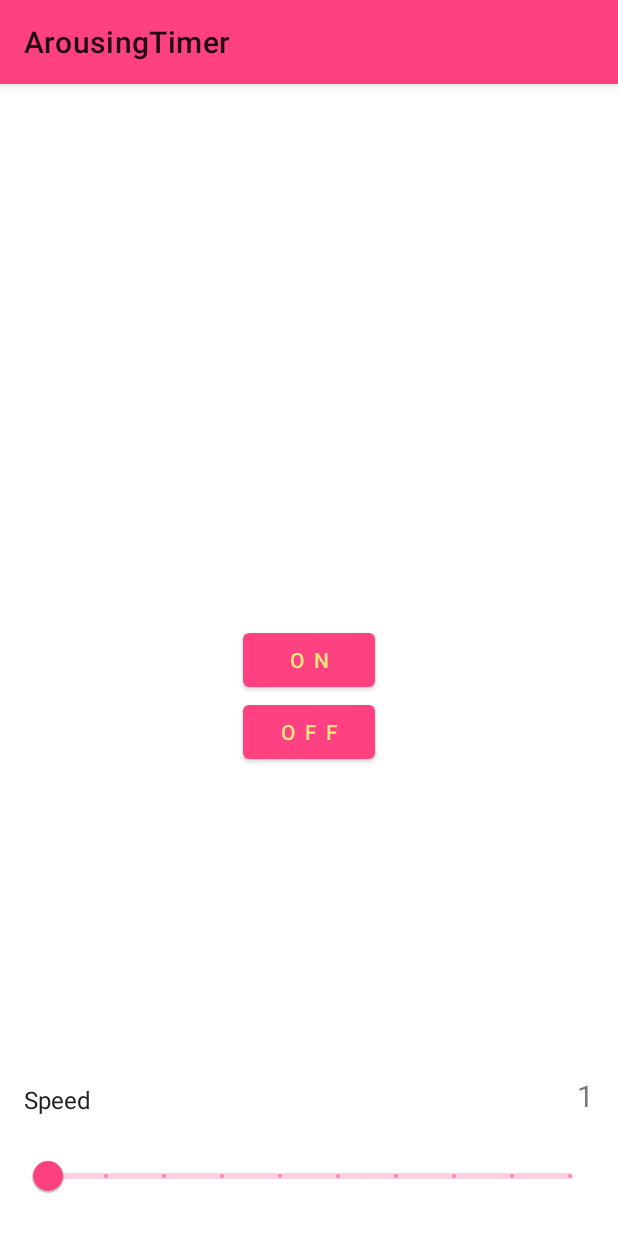
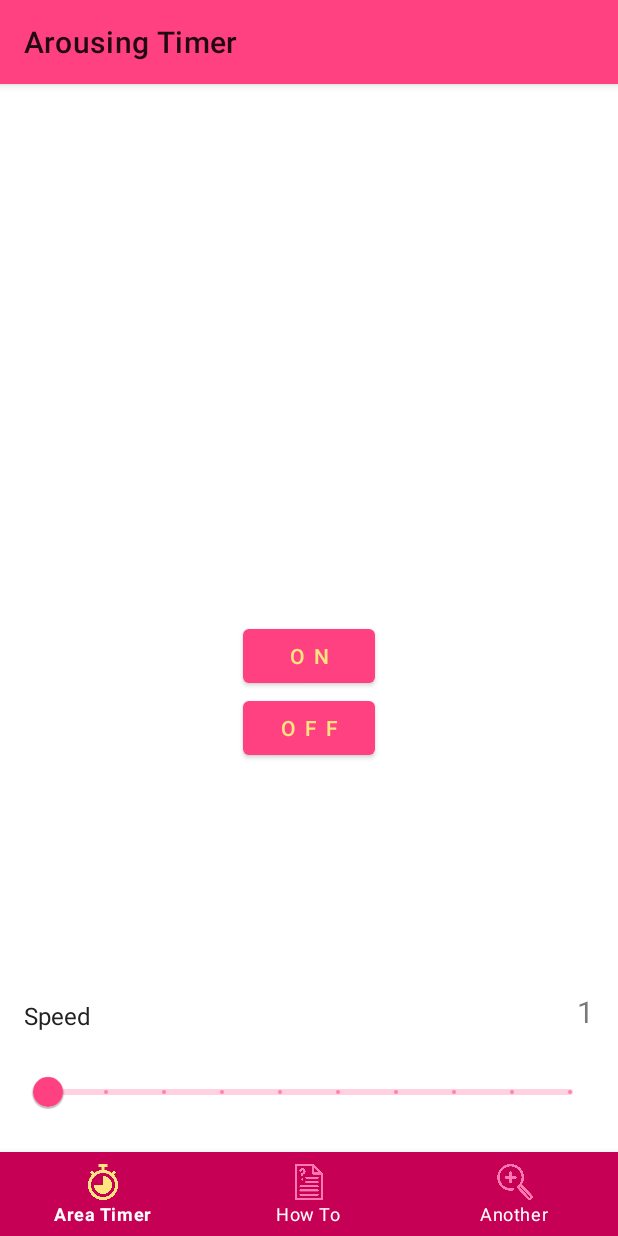
Before and after one commit to Voo-Up/ArousingTimer, an Android app: the screen it shows after launch (MainActivity), on a phone screen of 412 x 824 dp. Run offline under Robolectric (Android 15) with nearby library versions, the phone set to English and light mode, and no system bars; our stand-ins replace AdMob.

Commit message:
3페이지 만듦
3페이지 만듦

```diff
--- /dev/null
+++ b/AndroidProject/app/src/main/java/com/vup/arousingtimer/AreatimerFragment.java
@@ -0,0 +1,54 @@
+package com.vup.arousingtimer;
+
+import android.content.Intent;
+import android.net.Uri;
+import android.os.Build;
+import android.os.Bundle;
+import android.provider.Settings;
+import android.util.Log;
+import android.view.LayoutInflater;
+import android.view.View;
+import android.view.ViewGroup;
+import android.widget.Button;
+
+import androidx.annotation.NonNull;
+import androidx.annotation.Nullable;
+import androidx.fragment.app.Fragment;
+
+public class AreatimerFragment extends Fragment {
+    final private String TAG = "AreatimerFragment";
+
+    private Button btnOnTimer;
+    private Button btnOffTimer;
+    private boolean isServiceActivate = false;
+
+    @Nullable
+    @Override
+    public View onCreateView(@NonNull LayoutInflater inflater, @Nullable ViewGroup container, @Nullable Bundle savedInstanceState) {
+        View v = inflater.inflate(R.layout.fragment_areatimer, container, false);
+
+
+        btnOnTimer = (Button)v.findViewById(R.id.btn_on_timer);
+        btnOffTimer = (Button)v.findViewById(R.id.btn_off_timer);
+
+        btnOnTimer.setOnClickListener(new View.OnClickListener() {
+            @Override
+            public void onClick(View v) {
+                Log.i(TAG, "Service START");
+                isServiceActivate = true;
+                getActivity().startService(new Intent(getActivity(), OverlayTimerService.class));
+            }
+        });
+
+        btnOffTimer.setOnClickListener(new View.OnClickListener() {
+            @Override
+            public void onClick(View v) {
+                Log.i(TAG, "Service END");
+                isServiceActivate = false;
+                getActivity().stopService(new Intent(getActivity(), OverlayTimerService.class));
+            }
+        });
+
+        return v;
+    }
+}
--- a/AndroidProject/app/src/main/java/com/vup/arousingtimer/MainActivity.java
+++ b/AndroidProject/app/src/main/java/com/vup/arousingtimer/MainActivity.java
@@ -1,6 +1,8 @@
 package com.vup.arousingtimer;
 
+import androidx.annotation.NonNull;
 import androidx.appcompat.app.AppCompatActivity;
+import androidx.viewpager.widget.ViewPager;
 
 import android.content.Intent;
 import android.content.IntentFilter;
@@ -9,6 +11,7 @@ import android.os.Build;
 import android.os.Bundle;
 import android.provider.Settings;
 import android.util.Log;
+import android.view.MenuItem;
 import android.view.View;
 import android.widget.Button;
 
@@ -16,17 +19,21 @@ import com.google.android.gms.ads.AdListener;
 import com.google.android.gms.ads.AdRequest;
 import com.google.android.gms.ads.AdView;
 import com.google.android.gms.ads.MobileAds;
+import com.google.android.material.bottomnavigation.BottomNavigationView;
 
 public class MainActivity extends AppCompatActivity implements ScreenCallback {
     final private String TAG = "MainActivity";
     final private int REQ_CODE_OVERLAY_PERMISSION = 0;
 
     private AdView mAdView;
-    private Button btnOnTimer;
-    private Button btnOffTimer;
+
     private boolean isServiceActivate = false;
+    private ScreenStateReceiver screenStateReceiver;
 
-    private ScreenStateReceiver screenStateReceiver;
+    private ViewPager vpContainer;
+    private BottomNavigationView botnavMain;
+    private MenuItem prevBottomNavigationItem;
+
     @Override
     protected void onCreate(Bundle savedInstanceState) {
         super.onCreate(savedInstanceState);
@@ -39,24 +46,52 @@ public class MainActivity extends AppCompatActivity implements ScreenCallback {
         loadAdmob();
         setScreenStateMonitor();
 
-        btnOnTimer = (Button)findViewById(R.id.btn_on_timer);
-        btnOffTimer = (Button)findViewById(R.id.btn_off_timer);
+        vpContainer = (ViewPager)findViewById(R.id.container);
+        botnavMain = (BottomNavigationView)findViewById(R.id.botnav_main);
 
-        btnOnTimer.setOnClickListener(new View.OnClickListener() {
+        SectionsPagerAdapter sectionsPagerAdapter = new SectionsPagerAdapter(getSupportFragmentManager(), 3);
+        vpContainer.setAdapter(sectionsPagerAdapter);
+        vpContainer.setCurrentItem(0);
+        prevBottomNavigationItem = botnavMain.getMenu().getItem(0);
+        botnavMain.setOnNavigationItemSelectedListener(new BottomNavigationView.OnNavigationItemSelectedListener() {
             @Override
-            public void onClick(View v) {
-                Log.i(TAG, "Service START");
-                isServiceActivate = true;
-                startService(new Intent(getApplicationContext(), OverlayTimerService.class));
+            public boolean onNavigationItemSelected(@NonNull MenuItem item) {
+                switch (item.getItemId()) {
+                    case R.id.itm_areatimer:
+                        Log.i(TAG, "Select Item 1");
+                        vpContainer.setCurrentItem(0);
+                        return true;
+                    case R.id.itm_manual:
+                        Log.i(TAG, "Select Item 2");
+                        vpContainer.setCurrentItem(1);
+                        return true;
+                    case R.id.itm_another:
+                        Log.i(TAG, "Select Item 3");
+                        vpContainer.setCurrentItem(2);
+                        return true;
+                }
+                return false;
             }
         });
 
-        btnOffTimer.setOnClickListener(new View.OnClickListener() {
+        vpContainer.addOnPageChangeListener(new ViewPager.OnPageChangeListener() {
             @Override
-            public void onClick(View v) {
-                Log.i(TAG, "Service END");
-                isServiceActivate = false;
-                stopService(new Intent(getApplicationContext(), OverlayTimerService.class));
+            public void onPageScrolled(int position, float positionOffset, int positionOffsetPixels) {
+
+            }
+
+            @Override
+            public void onPageSelected(int position) {
+                if (prevBottomNavigationItem != null) {
+                    prevBottomNavigationItem.setChecked(false);
+                }
+                prevBottomNavigationItem = botnavMain.getMenu().getItem(position);
+                prevBottomNavigationItem.setChecked(true);
+            }
+
+            @Override
+            public void onPageScrollStateChanged(int state) {
+
             }
         });
     }
--- /dev/null
+++ b/AndroidProject/app/src/main/java/com/vup/arousingtimer/ManualFragment.java
@@ -0,0 +1,20 @@
+package com.vup.arousingtimer;
+
+import android.os.Bundle;
+import android.view.LayoutInflater;
+import android.view.View;
+import android.view.ViewGroup;
+
+import androidx.annotation.NonNull;
+import androidx.annotation.Nullable;
+import androidx.fragment.app.Fragment;
+
+public class ManualFragment extends Fragment {
+    @Nullable
+    @Override
+    public View onCreateView(@NonNull LayoutInflater inflater, @Nullable ViewGroup container, @Nullable Bundle savedInstanceState) {
+        View v = inflater.inflate(R.layout.fragment_manual, container, false);
+
+        return v;
+    }
+}
--- /dev/null
+++ b/AndroidProject/app/src/main/java/com/vup/arousingtimer/SectionsPagerAdapter.java
@@ -0,0 +1,42 @@
+package com.vup.arousingtimer;
+
+import android.content.Context;
+
+import androidx.annotation.NonNull;
+import androidx.fragment.app.Fragment;
+import androidx.fragment.app.FragmentManager;
+import androidx.fragment.app.FragmentStatePagerAdapter;
+
+public class SectionsPagerAdapter extends FragmentStatePagerAdapter {
+    Context mContext;
+    int mNumOfTabs;
+
+    public SectionsPagerAdapter(FragmentManager fm, int NumOfTabs) {
+        super(fm);
+        this.mNumOfTabs = NumOfTabs;
+    }
+
+    @NonNull
+    @Override
+    public Fragment getItem(int position) {
+        switch (position) {
+            case 0:
+                AreatimerFragment areatimerFragment = new AreatimerFragment();
+                return areatimerFragment;
+            case 1:
+                ManualFragment manualFragment = new ManualFragment();
+                return manualFragment;
+            case 2:
+                AnotherFragment anotherFragment = new AnotherFragment();
+                return anotherFragment;
+            default:
+                return null;
+        }
+    }
+
+    @Override
+    public int getCount() {
+        return this.mNumOfTabs;
+    }
+
+}
--- /dev/null
+++ b/AndroidProject/app/src/main/res/color/bottom_section_color.xml
@@ -0,0 +1,5 @@
+<?xml version="1.0" encoding="utf-8"?>
+<selector xmlns:android="http://schemas.android.com/apk/res/android">
+    <item android:state_checked="true" android:color="@color/primaryTextColor" />
+    <item android:color="@color/primaryLightColor"  />
+</selector>
--- a/AndroidProject/app/src/main/res/layout/activity_main.xml
+++ b/AndroidProject/app/src/main/res/layout/activity_main.xml
@@ -1,28 +1,10 @@
 <?xml version="1.0" encoding="utf-8"?>
-<androidx.constraintlayout.widget.ConstraintLayout xmlns:android="http://schemas.android.com/apk/res/android"
+<androidx.coordinatorlayout.widget.CoordinatorLayout xmlns:android="http://schemas.android.com/apk/res/android"
     xmlns:app="http://schemas.android.com/apk/res-auto"
     xmlns:tools="http://schemas.android.com/tools"
     android:layout_width="match_parent"
     android:layout_height="match_parent"
     tools:context=".MainActivity">
-
-    <Button
-        android:id="@+id/btn_on_timer"
-        android:text="@string/btn_on_timer_text"
-        android:layout_width="wrap_content"
-        android:layout_height="wrap_content"
-        app:layout_constraintBottom_toBottomOf="parent"
-        app:layout_constraintLeft_toLeftOf="parent"
-        app:layout_constraintRight_toRightOf="parent"
-        app:layout_constraintTop_toTopOf="parent"/>
-    <Button
-        android:id="@+id/btn_off_timer"
-        android:text="@string/btn_off_timer_text"
-        android:layout_width="wrap_content"
-        android:layout_height="wrap_content"
-        app:layout_constraintLeft_toLeftOf="parent"
-        app:layout_constraintRight_toRightOf="parent"
-        app:layout_constraintTop_toBottomOf="@+id/btn_on_timer"/>
 
     <com.google.android.gms.ads.AdView
         xmlns:ads="http://schemas.android.com/apk/res-auto"
@@ -31,47 +13,29 @@
         android:layout_height="wrap_content"
         android:layout_margin="4dp"
         android:layout_marginVertical="8dp"
-        app:layout_constraintLeft_toLeftOf="parent"
-        app:layout_constraintRight_toRightOf="parent"
-        app:layout_constraintBottom_toTopOf="@+id/tv_enlarge_speed"
+        android:layout_alignParentBottom="true"
+        android:layout_centerHorizontal="true"
         ads:adSize="BANNER"
         ads:adUnitId="@string/banner_ad_unit_id"
         />
 
-    <TextView
-        android:layout_width="wrap_content"
-        android:layout_height="wrap_content"
-        android:textColor="@color/onBackground"
-        android:layout_margin="16dp"
-        android:textSize="16dp"
-        app:layout_constraintLeft_toLeftOf="parent"
-        app:layout_constraintBottom_toTopOf="@+id/sld_enlarge_speed"
-        android:text="Speed"/>
+    <!-- Main content -->
+    <androidx.viewpager.widget.ViewPager
+        android:id="@+id/container"
+        android:layout_width="match_parent"
+        android:layout_height="fill_parent"
+        app:layout_behavior="@string/appbar_scrolling_view_behavior"
+        android:layout_marginTop="50dp"
+        android:layout_marginBottom="?attr/actionBarSize"/>
 
-    <TextView
-        android:id="@+id/tv_enlarge_speed"
-        android:layout_width="wrap_content"
-        android:layout_height="wrap_content"
-        android:textColor="@color/onBackgroundLight"
-        android:layout_margin="16dp"
-        android:textSize="20dp"
-        app:layout_constraintRight_toRightOf="parent"
-        app:layout_constraintBottom_toTopOf="@+id/sld_enlarge_speed"
-        android:text="1"/>
-
-
-    <com.google.android.material.slider.Slider
-        android:id="@+id/sld_enlarge_speed"
+    <com.google.android.material.bottomnavigation.BottomNavigationView
+        android:id="@+id/botnav_main"
         android:layout_width="match_parent"
         android:layout_height="wrap_content"
-        android:layout_margin="16dp"
-        app:layout_constraintLeft_toLeftOf="parent"
-        app:layout_constraintRight_toRightOf="parent"
-        app:layout_constraintBottom_toBottomOf="parent"
-        android:layout_weight="1"
-        android:valueFrom="1"
-        android:valueTo="10"
-        android:stepSize="1"
-        />
+        android:layout_gravity="bottom"
+        android:background="@color/primaryDarkColor"
+        app:itemTextColor="@color/background"
+        app:itemIconTint="@color/bottom_section_color"
+        app:menu="@menu/menu_bot_navigation_items"/>
 
-</androidx.constraintlayout.widget.ConstraintLayout>
+</androidx.coordinatorlayout.widget.CoordinatorLayout>
--- /dev/null
+++ b/AndroidProject/app/src/main/res/layout/fragment_areatimer.xml
@@ -0,0 +1,77 @@
+<?xml version="1.0" encoding="utf-8"?>
+<androidx.constraintlayout.widget.ConstraintLayout xmlns:android="http://schemas.android.com/apk/res/android"
+    xmlns:app="http://schemas.android.com/apk/res-auto"
+    xmlns:tools="http://schemas.android.com/tools"
+    android:layout_width="match_parent"
+    android:layout_height="match_parent"
+    tools:context=".MainActivity">
+
+    <Button
+        android:id="@+id/btn_on_timer"
+        android:text="@string/btn_on_timer_text"
+        android:layout_width="wrap_content"
+        android:layout_height="wrap_content"
+        app:layout_constraintBottom_toBottomOf="parent"
+        app:layout_constraintLeft_toLeftOf="parent"
+        app:layout_constraintRight_toRightOf="parent"
+        app:layout_constraintTop_toTopOf="parent"/>
+    <Button
+        android:id="@+id/btn_off_timer"
+        android:text="@string/btn_off_timer_text"
+        android:layout_width="wrap_content"
+        android:layout_height="wrap_content"
+        app:layout_constraintLeft_toLeftOf="parent"
+        app:layout_constraintRight_toRightOf="parent"
+        app:layout_constraintTop_toBottomOf="@+id/btn_on_timer"/>
+
+    <com.google.android.gms.ads.AdView
+        xmlns:ads="http://schemas.android.com/apk/res-auto"
+        android:id="@+id/adView"
+        android:layout_width="match_parent"
+        android:layout_height="wrap_content"
+        android:layout_margin="4dp"
+        android:layout_marginVertical="8dp"
+        app:layout_constraintLeft_toLeftOf="parent"
+        app:layout_constraintRight_toRightOf="parent"
+        app:layout_constraintBottom_toTopOf="@+id/tv_enlarge_speed"
+        ads:adSize="BANNER"
+        ads:adUnitId="@string/banner_ad_unit_id"
+        />
+
+    <TextView
+        android:layout_width="wrap_content"
+        android:layout_height="wrap_content"
+        android:textColor="@color/onBackground"
+        android:layout_margin="16dp"
+        android:textSize="16dp"
+        app:layout_constraintLeft_toLeftOf="parent"
+        app:layout_constraintBottom_toTopOf="@+id/sld_enlarge_speed"
+        android:text="Speed"/>
+
+    <TextView
+        android:id="@+id/tv_enlarge_speed"
+        android:layout_width="wrap_content"
+        android:layout_height="wrap_content"
+        android:textColor="@color/onBackgroundLight"
+        android:layout_margin="16dp"
+        android:textSize="20dp"
+        app:layout_constraintRight_toRightOf="parent"
+        app:layout_constraintBottom_toTopOf="@+id/sld_enlarge_speed"
+        android:text="1"/>
+
+
+    <com.google.android.material.slider.Slider
+        android:id="@+id/sld_enlarge_speed"
+        android:layout_width="match_parent"
+        android:layout_height="wrap_content"
+        android:layout_margin="16dp"
+        app:layout_constraintLeft_toLeftOf="parent"
+        app:layout_constraintRight_toRightOf="parent"
+        app:layout_constraintBottom_toBottomOf="parent"
+        android:layout_weight="1"
+        android:valueFrom="1"
+        android:valueTo="10"
+        android:stepSize="1"
+        />
+
+</androidx.constraintlayout.widget.ConstraintLayout>
--- /dev/null
+++ b/AndroidProject/app/src/main/res/menu/menu_bot_navigation_items.xml
@@ -0,0 +1,16 @@
+<?xml version="1.0" encoding="utf-8"?>
+<menu xmlns:android="http://schemas.android.com/apk/res/android">
+    <item
+        android:id="@+id/itm_areatimer"
+        android:title="@string/menu_areatimer"
+        android:icon="@drawable/ic_area_timer"
+        android:checked="true"/>
+    <item
+        android:id="@+id/itm_manual"
+        android:title="@string/menu_manual"
+        android:icon="@drawable/ic_manual"/>
+    <item
+        android:id="@+id/itm_another"
+        android:title="@string/menu_another"
+        android:icon="@drawable/ic_more" />
+</menu>
--- a/AndroidProject/app/src/main/res/values/strings.xml
+++ b/AndroidProject/app/src/main/res/values/strings.xml
@@ -1,9 +1,13 @@
 <resources>
-    <string name="app_name">ArousingTimer</string>
+    <string name="app_name">Arousing Timer</string>
     <string name="title_overlay_timer_service">Overlay Timer Service</string>
     <string name="btn_on_timer_text">O N</string>
     <string name="btn_off_timer_text">O F F</string>
     <string name="admob_app_id">ca-app-pub-7673979477770497~6440083717</string>
     <string name="banner_ad_unit_id">ca-app-pub-7673979477770497/3962094188</string>
     <string name="banner_ad_unit_id_for_test">ca-app-pub-3940256099942544/6300978111</string>
+
+    <string name="menu_areatimer">Area Timer</string>
+    <string name="menu_manual">How To</string>
+    <string name="menu_another">Another</string>
 </resources>
```
Also changed, not shown: AndroidProject/app/src/main/java/com/vup/arousingtimer/AnotherFragment.java (added, +20 -0 lines), AndroidProject/app/src/main/res/layout/fragment_another.xml (added, +18 -0 lines), AndroidProject/app/src/main/res/layout/fragment_manual.xml (added, +18 -0 lines), AndroidProject/app/src/main/res/drawable/ic_area_timer.png (added), AndroidProject/app/src/main/res/drawable/ic_manual.png (added), AndroidProject/app/src/main/res/drawable/ic_more.png (added).
